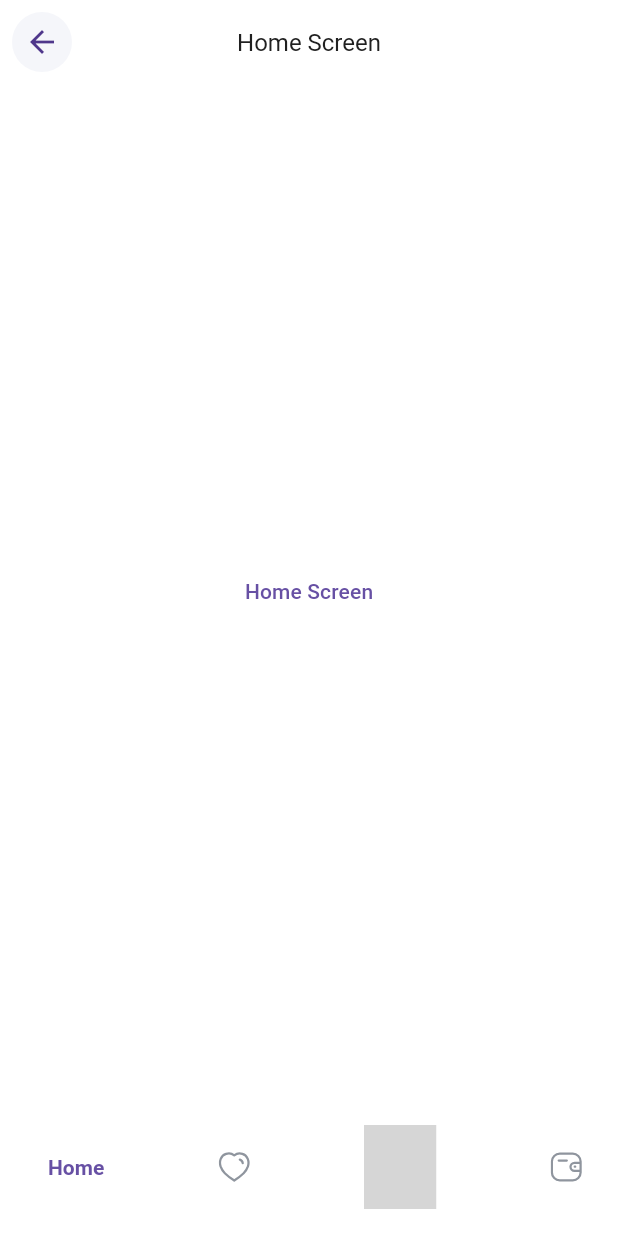
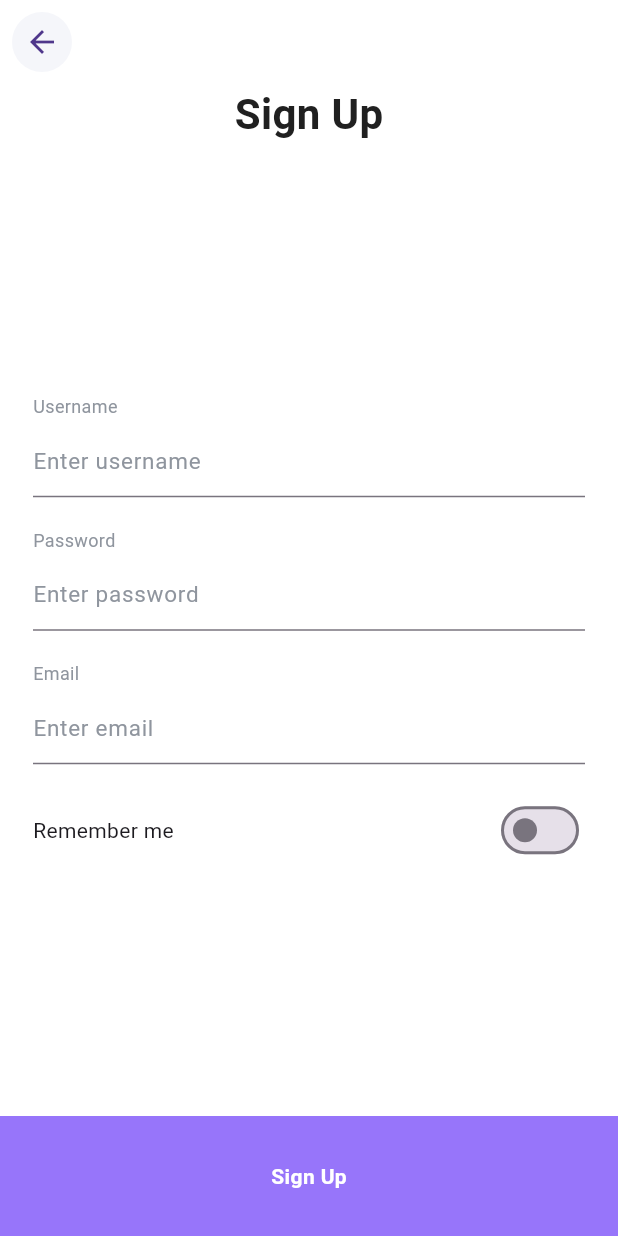
Before and after one commit to NguyenMinhDuc163/shopping_app, a Flutter app: the screen it shows after launch, after a tap on "Create an Account", on a phone screen of 412 x 824 dp. Run offline on Flutter 3.47's test engine with Material 3 defaults, Android fonts, the phone set to English and light mode, and no system bars; drawn by our look-alikes of salomon_bottom_bar; our stand-ins replace cached_network_image, device_preview_plus, easy_localization, equatable, flutter_svg, gap and 3 more; accounts and stored records are empty; grey boxes are pictures that could not be loaded.

Commit message:
(fead) sign up screen

```diff
--- a/assets/translations/en-US.json
+++ b/assets/translations/en-US.json
@@ -15,5 +15,16 @@
     "already_have_account": "Already have an account? ",
     "signin": "Signin",
     "create_account": "Create an Account"
+  },
+  "sign_up": {
+    "title": "Sign Up",
+    "username": "Username",
+    "remember_me": "Remember me",
+    "password": "Password",
+    "email_address": "Email Address",
+    "enter_username": "Enter username",
+    "enter_password": "Enter password",
+    "enter_email": "Enter email",
+    "strong": "Strong"
   }
 }
--- a/assets/translations/vi-VN.json
+++ b/assets/translations/vi-VN.json
@@ -15,5 +15,16 @@
     "already_have_account": "Đã có tài khoản? ",
     "signin": "Đăng nhập",
     "create_account": "Tạo tài khoản"
+  },
+  "sign_up": {
+    "title": "Đăng ký",
+    "username": "Tên người dùng",
+    "remember_me": "Ghi nhớ tôi",
+    "password": "Mật khẩu",
+    "email_address": "Địa chỉ email",
+    "enter_username": "Nhập username",
+    "enter_password": "Nhập password",
+    "enter_email": "Nhập email",
+    "strong": "Mạnh"
   }
 }
--- a/lib/core/routes/routers.dart
+++ b/lib/core/routes/routers.dart
@@ -3,6 +3,7 @@ import 'package:shopping_app/core/public/global_utils.dart';
 import 'package:shopping_app/core/theme/app_text_styles.dart';
 import 'package:shopping_app/core/widgets/template/function_screen_template.dart';
 import 'package:shopping_app/modules/auth/screens/login_screen.dart';
+import 'package:shopping_app/modules/auth/screens/sign_up_screen.dart';
 import 'package:shopping_app/modules/dashboard/dashboard_screen.dart';
 import 'package:shopping_app/modules/home/home_screen.dart';
 
@@ -23,6 +24,9 @@ class Routers {
         return MaterialPageRoute(builder: (_) => HomeScreen());
       case DashboardScreen.routeName:
         return MaterialPageRoute(builder: (_) => DashboardScreen());
+      case SignUpScreen.routeName:
+        return MaterialPageRoute(builder: (_) => SignUpScreen());
+
       default:
         return MaterialPageRoute(
           builder: (_) => FunctionScreenTemplate(
--- a/lib/core/theme/app_colors.dart
+++ b/lib/core/theme/app_colors.dart
@@ -19,6 +19,8 @@ class AppColors {
   static const Color gray = Color(0xFF808080);
 
   static const Color auroMetalAaurus = Color(0xFF6C757d);
+
+  static const Color silverGray = Color(0xFFE7E8EA);
 
   static const Color raisinBlack = Color(0xFF202020);
 
@@ -102,4 +104,5 @@ class AppColors {
   static const Color shimmerHighlightColor = Color(0xFFE3E6E8);
   static const Color lavenderColor = Color(0xFF9775FA);
   static const Color lightGray = Color(0xFFF5F6FA);
+  static const Color limeGreen = Color(0xFF34C358);
 }
--- a/lib/core/theme/app_pad.dart
+++ b/lib/core/theme/app_pad.dart
@@ -76,6 +76,7 @@ abstract final class AppPad {
   static const EdgeInsets h18v16 = EdgeInsets.symmetric(horizontal: 18, vertical: 16);
   static const EdgeInsets h20v8 = EdgeInsets.symmetric(horizontal: 20, vertical: 8);
   static const EdgeInsets h20v10 = EdgeInsets.symmetric(horizontal: 20, vertical: 10);
+  static const EdgeInsets h22v10 = EdgeInsets.symmetric(horizontal: 22, vertical: 10);
   static const EdgeInsets h24v10 = EdgeInsets.symmetric(horizontal: 24, vertical: 10);
   static const EdgeInsets h24v12 = EdgeInsets.symmetric(horizontal: 24, vertical: 12);
   static const EdgeInsets h30v12 = EdgeInsets.symmetric(horizontal: 30, vertical: 12);
--- a/lib/core/widgets/template/function_screen_template.dart
+++ b/lib/core/widgets/template/function_screen_template.dart
@@ -91,7 +91,11 @@ class _FunctionScreenTemplateState extends State<FunctionScreenTemplate>
   }
 
   Widget _buildScaffold({required Widget body, required bool appBar}) {
-    return Scaffold(
+    return GestureDetector(
+      onTap: (){
+        FocusScope.of(context).unfocus();
+      },
+      child: Scaffold(
         extendBodyBehindAppBar: widget.background != null,
         resizeToAvoidBottomInset: widget.resizeToAvoidBottomInset ?? true,
         backgroundColor:
@@ -105,6 +109,7 @@ class _FunctionScreenTemplateState extends State<FunctionScreenTemplate>
                     ButtonWidget(title: widget.titleButtonBottom, onPressed:  widget.onClickBottomButton ?? () {}, ))
                 : const SizedBox.shrink(),
         floatingActionButton: widget.floatingActionButton,
+      ),
     );
   }
 
--- /dev/null
+++ b/lib/core/widgets/text_input_custom.dart
@@ -0,0 +1,118 @@
+import 'package:flutter/material.dart';
+import 'package:shopping_app/core/theme/app_colors.dart';
+import 'package:shopping_app/core/theme/app_dimension.dart';
+import 'package:shopping_app/core/theme/app_pad.dart';
+import 'package:shopping_app/core/theme/app_text_styles.dart';
+
+class TextInputCustom extends StatefulWidget {
+
+  const TextInputCustom({
+    super.key,
+    this.label,
+    required this.controller,
+    this.padding,
+    this.fillColor = false,
+    this.isLineBottom = true,
+    this.isPassword = false,
+    this.hintText = "",
+    this.suffixIcon,
+    this.titleStyle, this.validator,
+  });
+  final String? label;
+  final TextEditingController controller ;
+  final EdgeInsetsGeometry? padding;
+final bool? fillColor;
+  final String? hintText;
+  final TextStyle? titleStyle;
+  final bool Function(String)? validator;
+  final bool isLineBottom;
+  final bool isPassword;
+  final Widget? suffixIcon;
+
+  @override
+  State<TextInputCustom> createState() => _TextInputCustomState();
+}
+
+class _TextInputCustomState extends State<TextInputCustom> {
+  bool isValid = false;
+  bool obscureText = true;
+
+  @override
+  void initState() {
+    super.initState();
+    widget.controller.addListener(_validate);
+    obscureText = widget.isPassword;
+  }
+
+
+  void _validate() {
+    if (widget.validator != null) {
+      setState(() {
+        isValid = widget.validator!(widget.controller.text);
+      });
+    }
+  }
+  @override
+  void dispose() {
+    widget.controller.removeListener(_validate);
+    super.dispose();
+  }
+
+
+  @override
+  Widget build(BuildContext context) {
+    return Padding(
+      padding: widget.padding  ?? AppPad.h22v10,
+      child: Column(
+        crossAxisAlignment: CrossAxisAlignment.start,
+        children: [
+          Text(
+            widget.label ?? "",
+            style:
+            widget.titleStyle ??
+                AppTextStyles.textContent3.copyWith(color: AppColors.coolGray),
+          ),
+          SizedBox(height: height_4,),
+          TextFormField(
+            controller: widget.controller,
+            obscureText: widget.isPassword ? obscureText : false,
+            decoration: InputDecoration(
+              hintText: widget.hintText,
+              hintStyle: AppTextStyles.inputHintText.copyWith(
+                color: AppColors.coolGray,
+              ),
+              border: !widget.isLineBottom ? InputBorder.none :null,
+              filled: widget.fillColor,
+              fillColor: AppColors.lightGray,
+              suffix: _buildSuffixIcon(),
+              focusedBorder: UnderlineInputBorder(
+                borderSide: BorderSide(color: isValid ? AppColors.limeGreen : AppColors.silverGray , width: 2),
+              ),
+            ),
+          ),
+        ],
+      ),
+    );
+  }
+
+  Widget? _buildSuffixIcon() {
+    if (widget.isPassword) {
+      return IconButton(
+        icon: Icon(
+          obscureText ? Icons.visibility_off : Icons.visibility,
+          color: Colors.grey,
+        ),
+        onPressed: () {
+          setState(() {
+            obscureText = !obscureText;
+          });
+        },
+      );
+    } else if (isValid) {
+      return const Icon(Icons.done, color: Colors.green);
+    } else if(widget.suffixIcon  != null){
+      return widget.suffixIcon;
+    }
+    return null;
+  }
+}
--- a/lib/modules/auth/screens/login_screen.dart
+++ b/lib/modules/auth/screens/login_screen.dart
@@ -12,6 +12,7 @@ import 'package:shopping_app/core/theme/app_text_styles.dart';
 import 'package:shopping_app/core/widgets/app_gap.dart';
 import 'package:shopping_app/core/widgets/template/button_widget.dart';
 import 'package:shopping_app/core/widgets/template/function_screen_template.dart';
+import 'package:shopping_app/modules/auth/screens/sign_up_screen.dart';
 import 'package:shopping_app/modules/dashboard/dashboard_screen.dart';
 import 'package:shopping_app/modules/home/home_screen.dart';
 
@@ -23,7 +24,7 @@ class LoginScreen extends StatelessWidget {
     Widget build(BuildContext context) {
       return FunctionScreenTemplate(
         onClickBottomButton: (){
-          Navigator.pushNamed(context, DashboardScreen.routeName);
+          Navigator.pushNamed(context, SignUpScreen.routeName);
         },
           titleButtonBottom: "login_screen.create_account".tr(),
         screen: Column(
--- /dev/null
+++ b/lib/modules/auth/screens/sign_up_screen.dart
@@ -0,0 +1,97 @@
+import 'package:easy_localization/easy_localization.dart';
+import 'package:flutter/material.dart';
+import 'package:shopping_app/core/theme/app_colors.dart';
+import 'package:shopping_app/core/theme/app_pad.dart';
+import 'package:shopping_app/core/theme/app_text_styles.dart';
+import 'package:shopping_app/core/widgets/template/function_screen_template.dart';
+import 'package:shopping_app/core/widgets/text_input_custom.dart';
+import 'package:shopping_app/utils/helpers/validators.dart';
+
+class SignUpScreen extends StatefulWidget {
+  const SignUpScreen({super.key});
+  static const String routeName = '/signUpScreen';
+
+  @override
+  State<SignUpScreen> createState() => _SignUpScreenState();
+}
+
+class _SignUpScreenState extends State<SignUpScreen> {
+  TextEditingController usernameController = TextEditingController();
+  TextEditingController passwordController = TextEditingController();
+  bool isSwitched = false;
+
+
+  @override
+  Widget build(BuildContext context) {
+
+    return FunctionScreenTemplate(
+      titleButtonBottom: 'sign_up.title'.tr(),
+      screen: Center(
+        child: Column(
+          // mainAxisAlignment: MainAxisAlignment.spaceBetween,
+          mainAxisAlignment: MainAxisAlignment.center,
+          children: [
+            Text(
+              'sign_up.title'.tr(),
+              style: AppTextStyles.text.copyWith(
+                fontSize: 28,
+                fontWeight: FontWeight.bold,
+              ),
+            ),
+            Spacer(),
+            TextInputCustom(
+              label: 'sign_up.username'.tr(),
+              controller: usernameController,
+              hintText: "sign_up.enter_username".tr(),
+              validator: (text) {
+                return text.length >= 4;
+              },
+            ),
+            TextInputCustom(
+              label: 'sign_up.password'.tr(),
+              controller: passwordController,
+              hintText: "sign_up.enter_password".tr(),
+              suffixIcon: Text(
+                "sign_up.strong".tr(),
+                style: AppTextStyles.textContent3.copyWith(
+                  color: AppColors.limeGreen,
+                ),
+              ),
+              validator: (text) {
+                return text.length >= 8;
+              },
+            ),
+            TextInputCustom(
+              label: 'Email'.tr(),
+              controller: passwordController,
+              hintText: "sign_up.enter_email".tr(),
+              validator: (text) {
+                return Validators.isValidEmail(text);
+              },
+            ),
+            Padding(
+              padding: AppPad.h22v10,
+              child: Row(
+                mainAxisAlignment: MainAxisAlignment.spaceBetween,
+                children: [
+                  Text("sign_up.remember_me".tr()),
+                  Switch(
+                    value: isSwitched,
+                    onChanged: (value) {
+                      setState(() {
+                        isSwitched = value;
+                      });
+                    },
+                    activeColor: Colors.green, // Màu khi bật
+                  ),
+                ],
+              ),
+            ),
+            Spacer(),
+
+          ],
+        ),
+      ),
+    );
+  }
+}
--- a/lib/utils/helpers/validators.dart
+++ b/lib/utils/helpers/validators.dart
@@ -28,11 +28,11 @@ class Validators {
     return null;
   }
 
-  static bool _isValidEmail(String email) {
+  static bool isValidEmail(String email) {
     return AppConst.Pattern.email.hasMatch(email);
   }
 
-  static String? isValidEmail(
+  static String? isValidEmailNotification(
     String? value, {
     required bool isOptional,
   }) {
@@ -44,7 +44,7 @@ class Validators {
       return 'Email không được để trống';
     }
 
-    if (_isValidEmail(value)) return null;
+    if (isValidEmail(value)) return null;
 
     return 'Email không đúng định dạng';
   }
```
Lines whose indentation alone changed are shown as unchanged.
